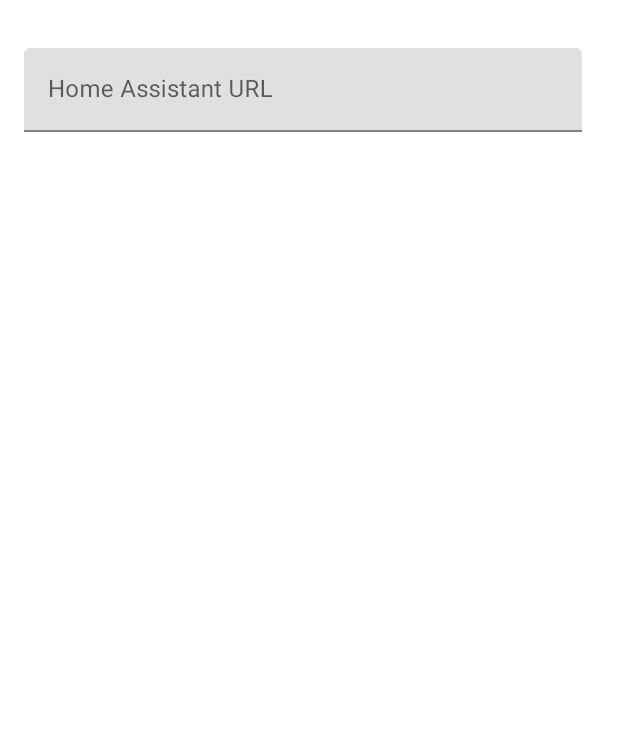
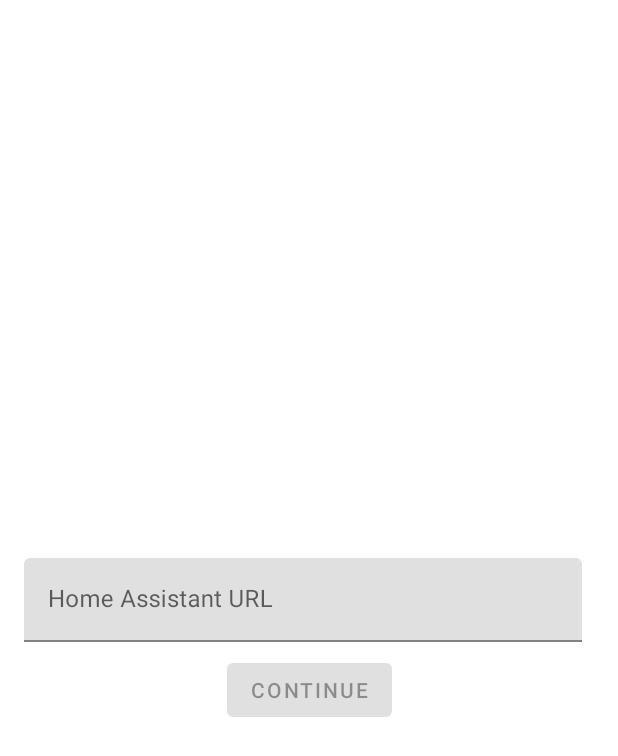
Before and after one commit to outadoc/home-slide-android, an Android app: the HostSetupFragment screen opened through its navigation route, on a phone screen of 412 x 824 dp. Shown: the top 756 px of the screen. Run offline under Robolectric (Android 15) with nearby library versions, the phone set to English and light mode, and no system bars.

Commit message:
Add next button on HostSetupFragment

```diff
--- a/app/src/main/java/fr/outadoc/quickhass/onboarding/OnboardingActivity.kt
+++ b/app/src/main/java/fr/outadoc/quickhass/onboarding/OnboardingActivity.kt
@@ -11,10 +11,8 @@ class OnboardingActivity : DayNightActivity() {
         super.onCreate(savedInstanceState)
         setContentView(R.layout.activity_onboarding)
 
-        findNavController(
-            this,
-            R.id.nav_host_fragment
-        ).navigate(R.id.welcomeFragment)
+        findNavController(this, R.id.nav_host_fragment)
+                .navigate(R.id.welcomeFragment)
     }
 
     override fun onSupportNavigateUp(): Boolean {
--- a/app/src/main/java/fr/outadoc/quickhass/onboarding/screen/host/HostSetupFragment.kt
+++ b/app/src/main/java/fr/outadoc/quickhass/onboarding/screen/host/HostSetupFragment.kt
@@ -6,12 +6,16 @@ import android.text.TextWatcher
 import android.view.LayoutInflater
 import android.view.View
 import android.view.ViewGroup
+import android.widget.Button
 import android.widget.EditText
 import android.widget.TextView
 import androidx.fragment.app.Fragment
 import androidx.lifecycle.Observer
 import androidx.lifecycle.ViewModelProviders
+import androidx.navigation.NavController
+import androidx.navigation.findNavController
 import fr.outadoc.quickhass.R
+import fr.outadoc.quickhass.onboarding.model.NavigationFlow
 
 class HostSetupFragment : Fragment() {
 
@@ -29,13 +33,21 @@ class HostSetupFragment : Fragment() {
                             else -> "✅"
                         }
             })
+
+            canContinue.observe(this@HostSetupFragment, Observer { canContinue ->
+                viewHolder.continueButton.isEnabled = canContinue
+            })
+
+            navigateTo.observe(this@HostSetupFragment, Observer {
+                when (it.pop()) {
+                    NavigationFlow.NEXT -> viewHolder.navController.navigate(R.id.action_setupHostFragment_to_setupAuthFragment)
+                    else -> viewHolder.navController.navigateUp()
+                }
+            })
         }
     }
 
-    override fun onCreateView(
-            inflater: LayoutInflater, container: ViewGroup?,
-            savedInstanceState: Bundle?
-    ): View? {
+    override fun onCreateView(inflater: LayoutInflater, container: ViewGroup?, savedInstanceState: Bundle?): View? {
         val view = inflater.inflate(R.layout.fragment_setup_host, container, false)
 
         viewHolder = ViewHolder(view).apply {
@@ -47,16 +59,23 @@ class HostSetupFragment : Fragment() {
                 override fun onTextChanged(s: CharSequence?, start: Int, before: Int, count: Int) {
                     s?.let { viewModel.onInstanceUrlChange(s.toString()) }
                 }
+            })
 
-            })
+            continueButton.setOnClickListener {
+                viewModel.onContinueClicked()
+            }
         }
 
         return view
     }
 
-    private class ViewHolder(view: View) {
+    private class ViewHolder(private val view: View) {
         val baseUrlEditText: EditText = view.findViewById(R.id.et_instance_base_url)
         val discoveryResult: TextView = view.findViewById(R.id.lbl_discovery_result)
+        val continueButton: Button = view.findViewById(R.id.btn_continue)
+
+        val navController: NavController
+            get() = view.findNavController()
     }
 
     companion object {
--- a/app/src/main/java/fr/outadoc/quickhass/onboarding/screen/welcome/WelcomeFragment.kt
+++ b/app/src/main/java/fr/outadoc/quickhass/onboarding/screen/welcome/WelcomeFragment.kt
@@ -6,6 +6,7 @@ import android.view.View
 import android.view.ViewGroup
 import android.widget.Button
 import androidx.fragment.app.Fragment
+import androidx.navigation.NavController
 import androidx.navigation.findNavController
 import fr.outadoc.quickhass.R
 
@@ -13,23 +14,23 @@ class WelcomeFragment : Fragment() {
 
     private lateinit var viewHolder: ViewHolder
 
-    override fun onCreateView(
-            inflater: LayoutInflater, container: ViewGroup?,
-            savedInstanceState: Bundle?
-    ): View? {
+    override fun onCreateView(inflater: LayoutInflater, container: ViewGroup?, savedInstanceState: Bundle?): View? {
         val view = inflater.inflate(R.layout.fragment_welcome, container, false)
 
         viewHolder = ViewHolder(view).apply {
             continueButton.setOnClickListener {
-                view.findNavController().navigate(R.id.action_welcomeFragment_to_setupHostFragment)
+                navController.navigate(R.id.action_welcomeFragment_to_setupHostFragment)
             }
         }
 
         return view
     }
 
-    private class ViewHolder(view: View) {
+    private class ViewHolder(private val view: View) {
         val continueButton: Button = view.findViewById(R.id.btn_continue)
+
+        val navController: NavController
+            get() = view.findNavController()
     }
 
     companion object {
--- a/app/src/main/res/layout/fragment_setup_host.xml
+++ b/app/src/main/res/layout/fragment_setup_host.xml
@@ -4,6 +4,19 @@
     xmlns:tools="http://schemas.android.com/tools"
     android:layout_width="match_parent"
     android:layout_height="match_parent">
+
+    <Button
+        android:id="@+id/btn_continue"
+        android:layout_width="wrap_content"
+        android:layout_height="wrap_content"
+        android:layout_marginTop="8dp"
+        android:enabled="false"
+        android:text="Continue"
+        app:layout_constraintBottom_toBottomOf="parent"
+        app:layout_constraintEnd_toEndOf="parent"
+        app:layout_constraintStart_toStartOf="parent"
+        app:layout_constraintTop_toBottomOf="@+id/textInputLayout"
+        app:layout_constraintVertical_chainStyle="packed" />
 
     <TextView
         android:id="@+id/lbl_discovery_result"
@@ -24,9 +37,11 @@
         android:layout_marginTop="32dp"
         android:layout_marginEnd="8dp"
         android:hint="Home Assistant URL"
+        app:layout_constraintBottom_toTopOf="@id/btn_continue"
         app:layout_constraintEnd_toStartOf="@+id/lbl_discovery_result"
         app:layout_constraintStart_toStartOf="parent"
-        app:layout_constraintTop_toTopOf="parent">
+        app:layout_constraintTop_toTopOf="parent"
+        app:layout_constraintVertical_chainStyle="packed">
 
         <com.google.android.material.textfield.TextInputEditText
             android:id="@+id/et_instance_base_url"
```
Also changed, not shown: app/src/main/java/fr/outadoc/quickhass/onboarding/AuthSetupFragment.kt (+4 -85 lines).
